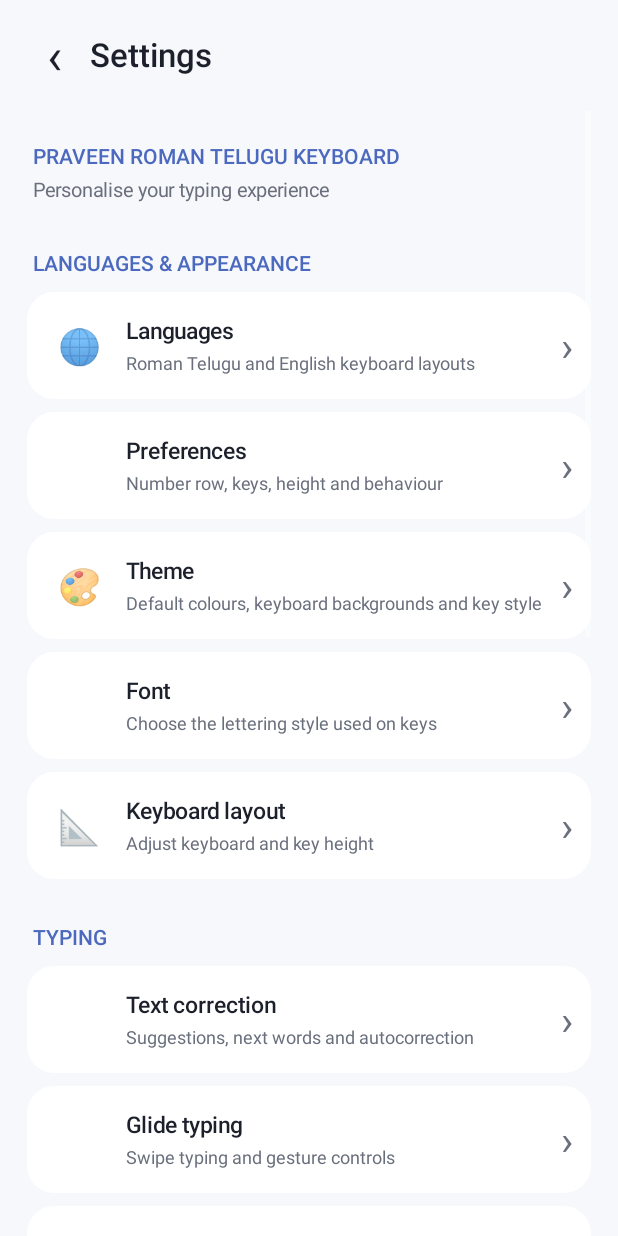
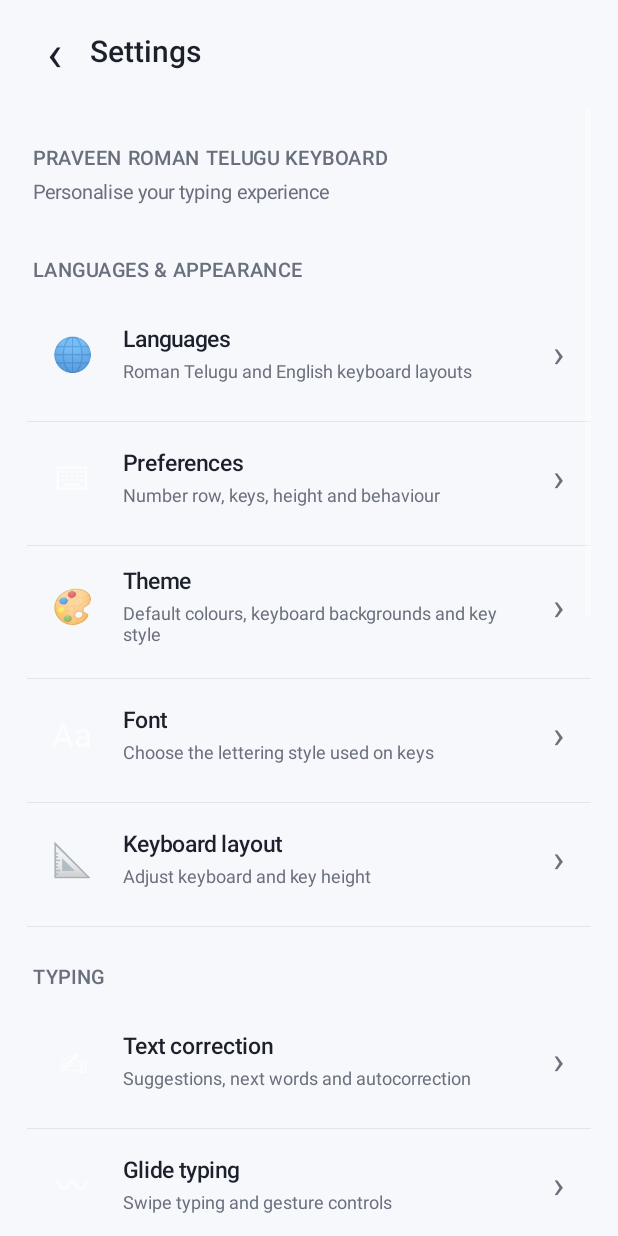
Before and after one commit to sheelampraveen449-pixel/PraveenRomanTeluguKeyboard, an Android app: the KeyboardSettingsActivity screen opened directly, with no data from a screen before it, on a phone screen of 412 x 824 dp. Run offline under Robolectric (Android 15) with nearby library versions, the phone set to English and light mode, and no system bars.

Commit message:
Restyle settings navigation with Gboard-style flat rows and section hierarchy

```diff
--- a/roman-keyboard/app/src/main/java/com/praveen/romantelugu/KeyboardSettingsActivity.kt
+++ b/roman-keyboard/app/src/main/java/com/praveen/romantelugu/KeyboardSettingsActivity.kt
@@ -76,7 +76,8 @@ class KeyboardSettingsActivity : Activity() {
 
         val toolbar = LinearLayout(this).apply {
             gravity = Gravity.CENTER_VERTICAL
-            setPadding(dp(12), dp(12), dp(18), dp(10))
+            setPadding(dp(12), dp(10), dp(18), dp(10))
+            minimumHeight = dp(64)
         }
 
         val back = TextView(this).apply {
@@ -98,7 +99,7 @@ class KeyboardSettingsActivity : Activity() {
         }
         pageTitle = TextView(this).apply {
             text = if (page == "home") "Settings" else pageName(page)
-            textSize = 22f
+            textSize = 20f
             typeface = Typeface.create("sans-serif-medium", Typeface.NORMAL)
             setTextColor(primary)
         }
@@ -168,20 +169,21 @@ class KeyboardSettingsActivity : Activity() {
     private fun section(title: String, description: String? = null) {
         val block = LinearLayout(this).apply {
             orientation = LinearLayout.VERTICAL
-            setPadding(dp(4), dp(20), dp(4), dp(10))
+            setPadding(dp(4), dp(24), dp(4), dp(10))
         }
         block.addView(TextView(this).apply {
-            text = title
-            textSize = 14f
+            text = title.uppercase()
+            textSize = 13f
+            letterSpacing = 0.035f
             typeface = Typeface.create("sans-serif-medium", Typeface.NORMAL)
-            setTextColor(accent)
+            setTextColor(secondary)
         })
         if (description != null) {
             block.addView(TextView(this).apply {
                 text = description
                 textSize = 13f
                 setTextColor(secondary)
-                setPadding(0, dp(4), 0, 0)
+                setPadding(0, dp(5), 0, 0)
             })
         }
         content.addView(block)
@@ -190,20 +192,19 @@ class KeyboardSettingsActivity : Activity() {
     private fun infoCard(title: String, description: String) {
         val card = LinearLayout(this).apply {
             orientation = LinearLayout.VERTICAL
-            background = rounded(surface)
-            setPadding(dp(17), dp(15), dp(17), dp(15))
+            setPadding(dp(14), dp(13), dp(14), dp(13))
         }
         card.addView(TextView(this).apply {
             text = title
             textSize = 15f
-            typeface = Typeface.DEFAULT_BOLD
+            typeface = Typeface.create("sans-serif-medium", Typeface.NORMAL)
             setTextColor(primary)
         })
         card.addView(TextView(this).apply {
             text = description
             textSize = 13f
             setTextColor(secondary)
-            setPadding(0, dp(6), 0, 0)
+            setPadding(0, dp(5), 0, 0)
         })
         addCard(card)
     }
@@ -223,23 +224,23 @@ class KeyboardSettingsActivity : Activity() {
         val card = LinearLayout(this).apply {
             orientation = LinearLayout.HORIZONTAL
             gravity = Gravity.CENTER_VERTICAL
-            background = rounded(surface)
-            setPadding(dp(14), dp(13), dp(12), dp(13))
+            setPadding(dp(8), dp(13), dp(8), dp(13))
             isClickable = true
             isFocusable = true
+            setBackgroundResource(android.R.drawable.list_selector_background)
             setOnClickListener { renderPage(destination) }
         }
 
         card.addView(TextView(this).apply {
             text = icon
-            textSize = 23f
+            textSize = 22f
             gravity = Gravity.CENTER
-            layoutParams = LinearLayout.LayoutParams(dp(42), dp(46))
+            layoutParams = LinearLayout.LayoutParams(dp(44), dp(48))
         })
 
         val labels = LinearLayout(this).apply {
             orientation = LinearLayout.VERTICAL
-            setPadding(dp(10), 0, dp(4), 0)
+            setPadding(dp(12), 0, dp(4), 0)
         }
         labels.addView(TextView(this).apply {
             text = title
@@ -256,10 +257,15 @@ class KeyboardSettingsActivity : Activity() {
         card.addView(labels, LinearLayout.LayoutParams(0, -2, 1f))
         card.addView(TextView(this).apply {
             text = "›"
-            textSize = 27f
+            textSize = 25f
+            gravity = Gravity.CENTER
             setTextColor(secondary)
+            layoutParams = LinearLayout.LayoutParams(dp(28), dp(42))
         })
         addCard(card)
+        content.addView(View(this).apply {
+            setBackgroundColor(if (dark) Color.rgb(55, 59, 68) else Color.rgb(225, 228, 234))
+        }, LinearLayout.LayoutParams(-1, dp(1)))
     }
 
     private fun switchRow(
@@ -271,8 +277,7 @@ class KeyboardSettingsActivity : Activity() {
         val row = LinearLayout(this).apply {
             orientation = LinearLayout.HORIZONTAL
             gravity = Gravity.CENTER_VERTICAL
-            background = rounded(surface)
-            setPadding(dp(16), dp(12), dp(12), dp(12))
+            setPadding(dp(14), dp(13), dp(12), dp(13))
         }
         val labels = LinearLayout(this).apply {
             orientation = LinearLayout.VERTICAL
@@ -297,6 +302,9 @@ class KeyboardSettingsActivity : Activity() {
             }
         })
         addCard(row)
+        content.addView(View(this).apply {
+            setBackgroundColor(if (dark) Color.rgb(55, 59, 68) else Color.rgb(225, 228, 234))
+        }, LinearLayout.LayoutParams(-1, dp(1)))
     }
 
     private fun buildHome() {
```
